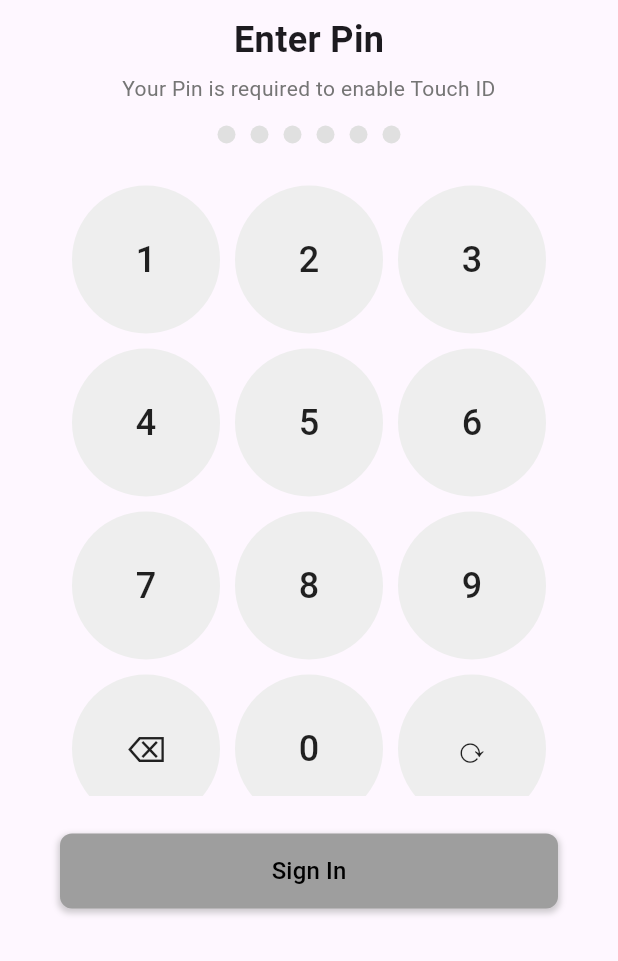
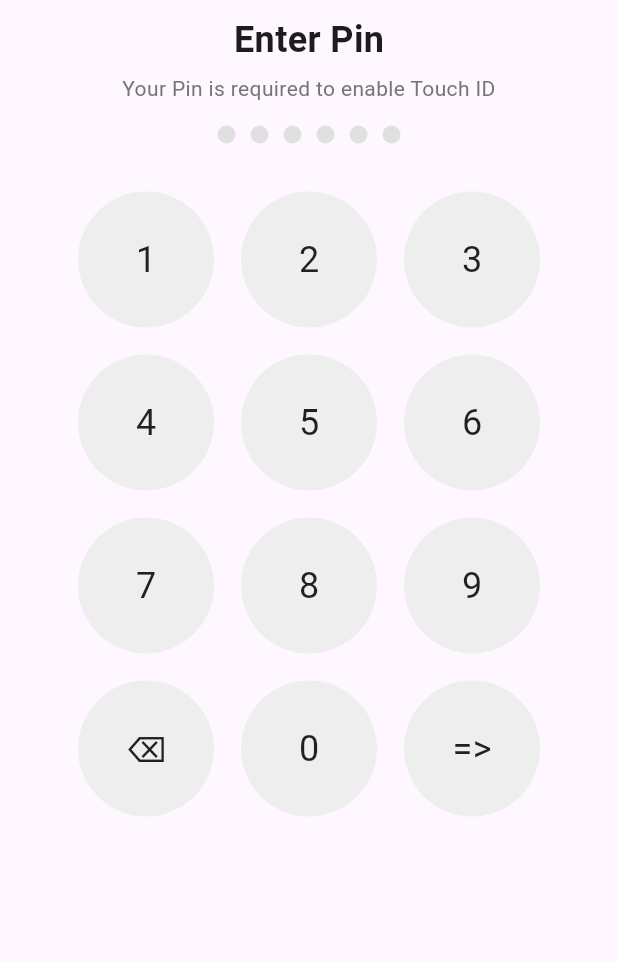
Before and after one commit to MuhammadAhmad338/parking, a Flutter app: the screen it shows after launch, on a phone screen of 412 x 824 dp, the part 275-1236 px from its top. Run offline on Flutter 3.47's test engine with Material 3 defaults, Android fonts, the phone set to English and light mode, and no system bars; our stand-ins replace cloud_firestore, firebase_core, gap, get; accounts and stored records are empty.

Commit message:
latest commits

```diff
--- a/lib/Helper/colors.dart
+++ b/lib/Helper/colors.dart
@@ -4,4 +4,5 @@ class CColors {
   CColors._();
   static const whiteColor = Colors.white;
   static const blueColor = Colors.blue;
+  static const greyColor = Colors.grey.withOpacity(0.3);
 }
--- a/lib/Screens/AddTicketScreen/Controller/addTicketController.dart
+++ b/lib/Screens/AddTicketScreen/Controller/addTicketController.dart
@@ -0,0 +1,5 @@
+import 'package:get/get.dart';
+
+class Addticketcontroller extends GetxController {
+  Addticketcontroller._();
+}
--- a/lib/Screens/PinEntryScreen/Controller/pinController.dart
+++ b/lib/Screens/PinEntryScreen/Controller/pinController.dart
@@ -0,0 +1,6 @@
+import 'package:get/get.dart';
+
+class Pincontroller extends GetxController {
+  Pincontroller._();
+
+}
--- a/lib/Screens/PinEntryScreen/View/pinEntryScreen.dart
+++ b/lib/Screens/PinEntryScreen/View/pinEntryScreen.dart
@@ -2,7 +2,6 @@ import 'package:gap/gap.dart';
 import 'package:flutter/material.dart';
 import 'package:get/get.dart';
 import 'package:parking/Helper/const.dart';
-import 'package:parking/Helper/helper.dart';
 import 'package:parking/Screens/MainScreen/View/mainScreen.dart';
 
 class PinEntryScreen extends StatefulWidget {
@@ -32,17 +31,22 @@ class _PinEntryScreenState extends State<PinEntryScreen> {
   }
 
   Widget _buildKeypadButton(String label, VoidCallback onPressed) {
-    return AspectRatio(
-      aspectRatio: 1,
-      child: TextButton(
-        onPressed: onPressed,
-        style: TextButton.styleFrom(
-          shape: const CircleBorder(),
-          backgroundColor: Colors.grey[200],
-        ),
-        child: Text(
-          label,
-          style: const TextStyle(fontSize: 24, color: Colors.black87),
+    return Container(
+      width: 20, // Adjust this value as needed
+      height: 20, // Adjust this value as needed
+      margin: const EdgeInsets.all(4), // Add some spacing between buttons
+      child: Material(
+        color: Colors.grey[200],
+        shape: const CircleBorder(),
+        child: InkWell(
+          onTap: onPressed,
+          customBorder: const CircleBorder(),
+          child: Center(
+            child: Text(
+              label,
+              style: const TextStyle(fontSize: 24, color: Colors.black87),
+            ),
+          ),
         ),
       ),
     );
@@ -101,46 +105,12 @@ class _PinEntryScreenState extends State<PinEntryScreen> {
                     _buildKeypadButton('$i', () => _addDigit('$i')),
                   _buildKeypadButton('⌫', _removeDigit),
                   _buildKeypadButton('0', () => _addDigit('0')),
-                  _buildKeypadButton('⟳', () {}),
+                  _buildKeypadButton('=>', () {
+                    Get.to(() => const Mainscreen());
+                  }),
                 ],
               ),
             ),
-            const Gap(25),
-            Container(
-              width: double.infinity,
-              height: 50,
-              decoration: BoxDecoration(
-                color: _pin.isEmpty ? Colors.grey : Colors.blue,
-                borderRadius: BorderRadius.circular(8),
-                boxShadow: [
-                  BoxShadow(
-                    color: Colors.grey.withOpacity(0.5),
-                    spreadRadius: 1,
-                    blurRadius: 3,
-                    offset: const Offset(0, 2),
-                  ),
-                ],
-              ),
-              child: TextButton(
-                onPressed: () {
-                  if (_pin.isNotEmpty) {
-                    Get.offAll(() => const Mainscreen());
-                  } else {
-                    Helper.showSnack(context, "Please enter the pin!");
-                  }
-                  // Implement sign in logic here
-                },
-                child: const Text(
-                  'Sign In',
-                  style: TextStyle(
-                    color: Colors.black,
-                    fontSize: 16,
-                    fontWeight: FontWeight.w500,
-                  ),
-                ),
-              ),
-            ),
-            const Gap(35),
           ],
         ),
       ),
```
Also changed, not shown: lib/Models/tickets_model.dart (added, +35 -0 lines), lib/Models/vehicles_model.dart (added, +33 -0 lines), lib/Screens/AddTicketScreen/View/addTicketScreen.dart (+64 -4 lines).
